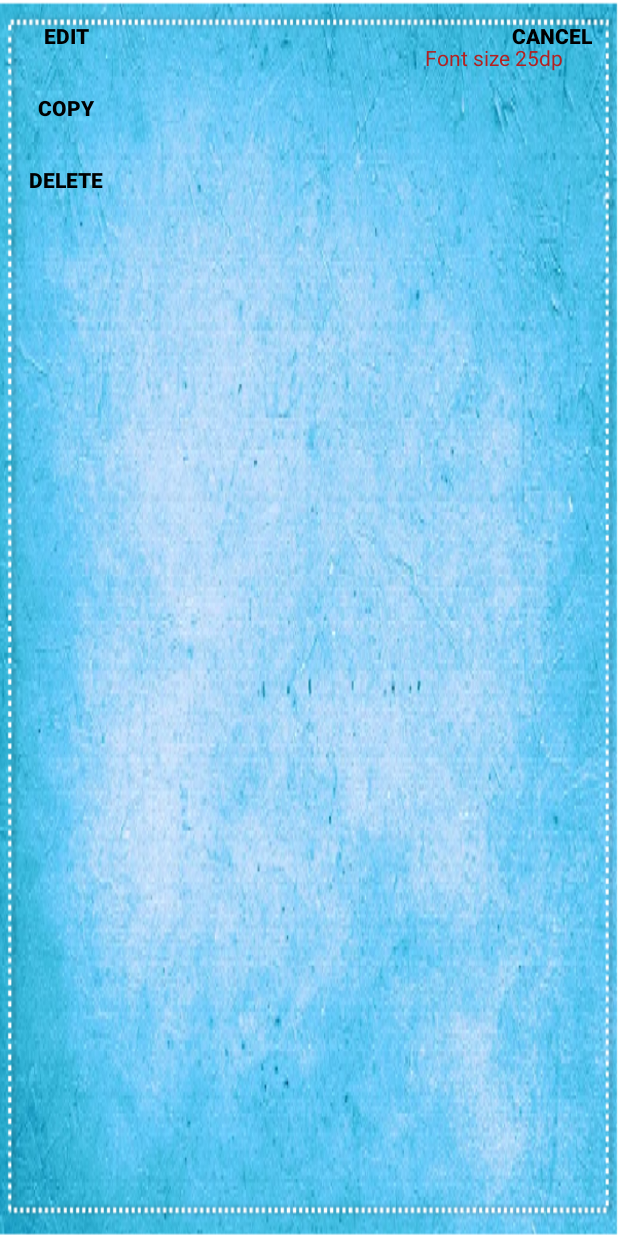
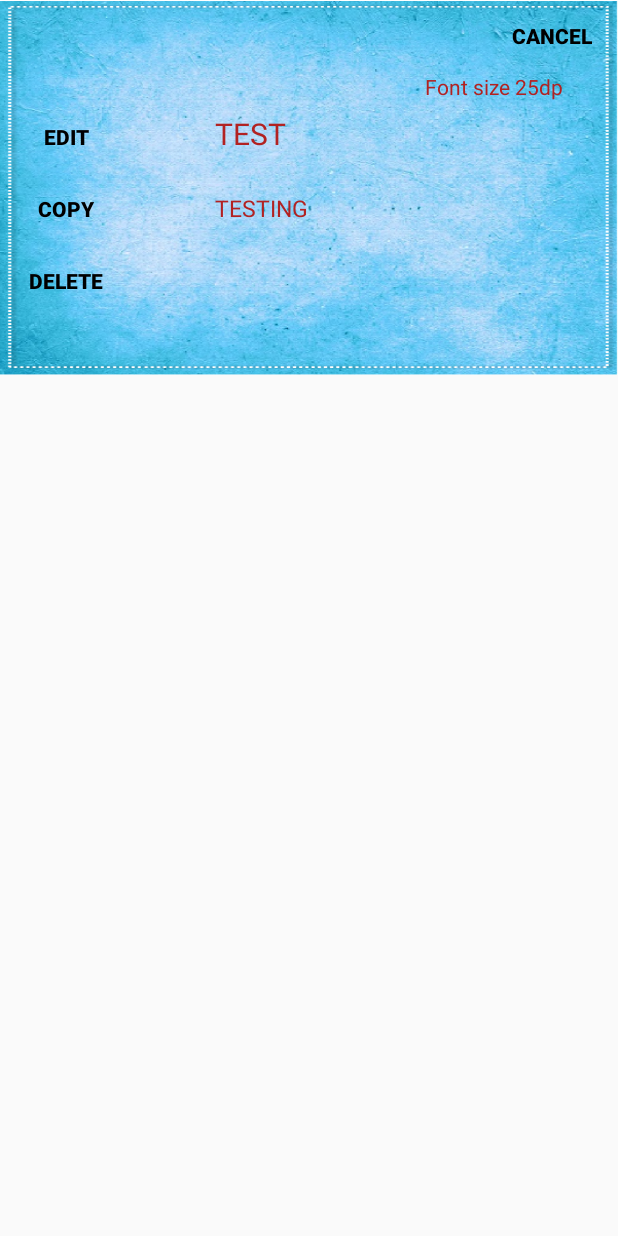
Before and after one commit to pyrophos/CS4398, an Android app: the layout content_dialog_box.xml on its own in the app's theme, with its tools: preview values and no code run, on a phone screen of 412 x 824 dp. Run offline under Robolectric (Android 15) with nearby library versions, the phone set to English and light mode, and no system bars.

Commit message:
Try the dialogbox for sizing, I hope it's fixed

```diff
--- a/PassphraseGenerator/app/src/main/java/com/example/wwjdt/passphrasegenerator/content.java
+++ b/PassphraseGenerator/app/src/main/java/com/example/wwjdt/passphrasegenerator/content.java
@@ -1,5 +1,6 @@
 package com.example.wwjdt.passphrasegenerator;
 
+import android.app.ActionBar;
 import android.app.Dialog;
 import android.content.ClipData;
 import android.content.Context;
@@ -138,9 +139,11 @@ public class content extends AppCompatActivity {
                 final String dialogPass = pref.getString("AcctPass[" + position + "]", "");
 
                 final Dialog dialog = new Dialog(content.this);
+                dialog.requestWindowFeature(Window.FEATURE_NO_TITLE);
                 dialog.setContentView(R.layout.content_dialog_box);
-                //dialog.requestWindowFeature(Window.FEATURE_NO_TITLE);
-
+                dialog.show();
+                Window window = dialog.getWindow();
+                window.setLayout(WindowManager.LayoutParams.MATCH_PARENT, WindowManager.LayoutParams.WRAP_CONTENT);
 
                 // set the custom dialog components - text, image and button
                 TextView text1 = (TextView) dialog.findViewById(R.id.text_view3);
@@ -200,13 +203,6 @@ public class content extends AppCompatActivity {
                     }
 
                 });
-                WindowManager.LayoutParams lp = new WindowManager.LayoutParams();
-                lp.copyFrom(dialog.getWindow().getAttributes());
-                lp.width = WindowManager.LayoutParams.MATCH_PARENT;
-                lp.height = WindowManager.LayoutParams.WRAP_CONTENT;
-                dialog.show();
-                dialog.getWindow().setAttributes(lp);
-
 
 
             }
--- a/PassphraseGenerator/app/src/main/res/layout/content_dialog_box.xml
+++ b/PassphraseGenerator/app/src/main/res/layout/content_dialog_box.xml
@@ -1,51 +1,11 @@
 <?xml version="1.0" encoding="utf-8"?>
 
-<RelativeLayout xmlns:android="http://schemas.android.com/apk/res/android"
-    android:layout_width="fill_parent"
-    android:layout_height="fill_parent"
+<LinearLayout xmlns:android="http://schemas.android.com/apk/res/android"
+    android:layout_width="match_parent"
+    android:layout_height="250dp"
     android:background="@drawable/plainbackground"
-    android:orientation="vertical" >
-
-    <TextView
-    android:id="@+id/text"
-    android:layout_width="fill_parent"
-    android:layout_height="wrap_content"
-    android:singleLine="true"
-    android:focusable="true"
-    android:nextFocusDown="@+id/btn_edit"
-
-    android:layout_marginTop="95dp"
-    android:paddingLeft="85dp"
-    android:paddingRight="20dp"
-    android:textSize="15dp"
-    android:textColor="#B22222" />
-
-    <TextView
-        android:id="@+id/text_view3"
-        android:layout_width="fill_parent"
-        android:layout_height="wrap_content"
-        android:singleLine="true"
-        android:focusable="true"
-        android:nextFocusDown="@+id/btn_edit"
-
-        android:layout_marginTop="70dp"
-        android:paddingLeft="85dp"
-        android:paddingRight="20dp"
-        android:textSize="20dp"
-        android:textColor="#B22222" />
-
-    <TextView
-        android:id="@+id/text_view2"
-        android:text="Font size 25dp "
-        android:layout_width="wrap_content"
-        android:layout_height="wrap_content"
-        android:textColor="#B22222"
-
-        android:layout_alignBottom="@+id/btn_cancel"
-        android:layout_alignParentRight="true"
-        android:layout_alignParentEnd="true"
-        android:layout_marginRight="33dp"
-        android:layout_marginEnd="33dp" />
+    android:orientation="vertical"
+    android:weightSum="1">
 
     <Button
         android:id="@+id/btn_cancel"
@@ -61,6 +21,23 @@
         android:layout_alignParentRight="true"
         android:layout_alignParentEnd="true" />
 
+    <TextView
+        android:id="@+id/text_view2"
+        android:text="Font size 25dp "
+        android:layout_width="wrap_content"
+        android:layout_height="wrap_content"
+        android:textColor="#B22222"
+
+        android:layout_alignBottom="@+id/btn_cancel"
+        android:layout_alignParentRight="true"
+        android:layout_alignParentEnd="true"
+        android:layout_marginRight="33dp"
+        android:layout_marginEnd="33dp"
+        android:layout_gravity="right" />
+
+    <TableRow
+        android:layout_height="wrap_content"
+        android:layout_width="match_parent">
         <Button
             android:id="@+id/btn_edit"
             android:layout_width="wrap_content"
@@ -70,9 +47,25 @@
             android:text="Edit"
             android:textColor="#000000"
             android:textStyle="bold"
-        android:layout_alignParentTop="true"
-        android:layout_alignParentLeft="true"
-        android:layout_alignParentStart="true" />
+             />
+        <TextView
+            android:id="@+id/text_view3"
+            android:layout_width="fill_parent"
+            android:layout_height="wrap_content"
+            android:singleLine="true"
+            android:focusable="true"
+            android:nextFocusDown="@+id/btn_edit"
+            android:text = "TEST"
+            android:paddingLeft="55dp"
+            android:paddingRight="20dp"
+            android:textSize="20dp"
+            android:textColor="#B22222"
+            android:layout_below="@+id/text_view2"
+            android:layout_centerHorizontal="true" />
+        </TableRow>
+    <TableRow
+        android:layout_width="match_parent"
+        android:layout_height="wrap_content">
         <Button
             android:id="@+id/btn_copy"
             android:layout_width="wrap_content"
@@ -85,6 +78,25 @@
             android:layout_below="@+id/btn_edit"
             android:layout_alignParentLeft="true"
             android:layout_alignParentStart="true" />
+        <TextView
+            android:id="@+id/text"
+            android:layout_width="fill_parent"
+            android:layout_height="wrap_content"
+            android:singleLine="true"
+            android:focusable="true"
+            android:nextFocusDown="@+id/btn_edit"
+            android:text="TESTING"
+                android:paddingLeft="55dp"
+            android:paddingRight="20dp"
+            android:textSize="15dp"
+            android:textColor="#B22222"
+            android:layout_below="@+id/btn_copy"
+            android:layout_alignRight="@+id/btn_cancel"
+            android:layout_alignEnd="@+id/btn_cancel" />
+
+
+    </TableRow>
+
     <Button
         android:id="@+id/btn_delete"
         android:layout_width="wrap_content"
@@ -107,4 +119,4 @@
         android:layout_toStartOf="@+id/btn_cancel" />
 
 
-</RelativeLayout>
+</LinearLayout>
```
Lines whose indentation alone changed are shown as unchanged.
